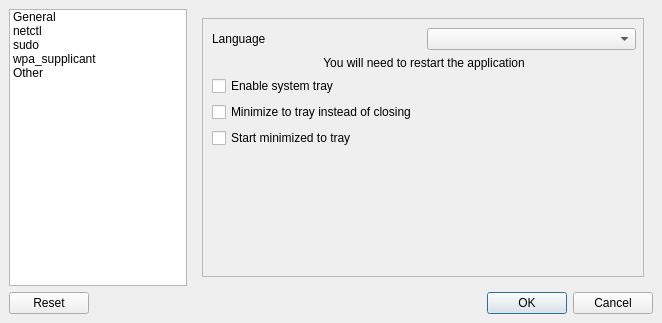
Qt form sources/gui/src/settingswindow.ui (arcan1s/netctl-gui) before a commit.
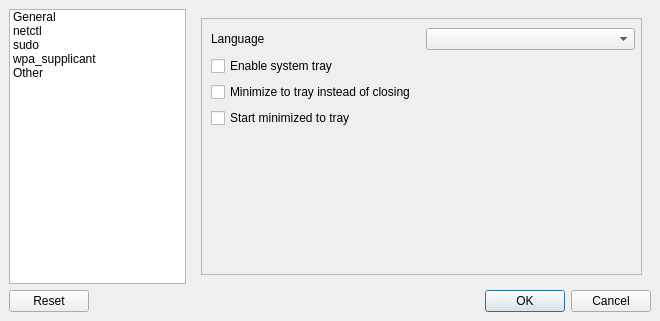
The same form after that commit. Icons and pictures are not drawn.

The edit to the form file:
```diff
--- a/sources/gui/src/settingswindow.ui
+++ b/sources/gui/src/settingswindow.ui
@@ -6,8 +6,8 @@
    <rect>
     <x>0</x>
     <y>0</y>
-    <width>662</width>
-    <height>323</height>
+    <width>660</width>
+    <height>321</height>
    </rect>
   </property>
   <property name="windowTitle">
@@ -127,8 +127,8 @@
               <rect>
                <x>0</x>
                <y>0</y>
-               <width>446</width>
-               <height>262</height>
+               <width>444</width>
+               <height>260</height>
               </rect>
              </property>
              <layout class="QVBoxLayout" name="verticalLayout_7">
@@ -150,16 +150,6 @@
                 </item>
                </layout>
               </item>
-              <item>
-               <widget class="QLabel" name="label_info">
-                <property name="text">
-                 <string>You will need to restart the application</string>
-                </property>
-                <property name="alignment">
-                 <set>Qt::AlignCenter</set>
-                </property>
-               </widget>
-              </item>
               <item>
                <widget class="QCheckBox" name="checkBox_enableTray">
                 <property name="text">
```
